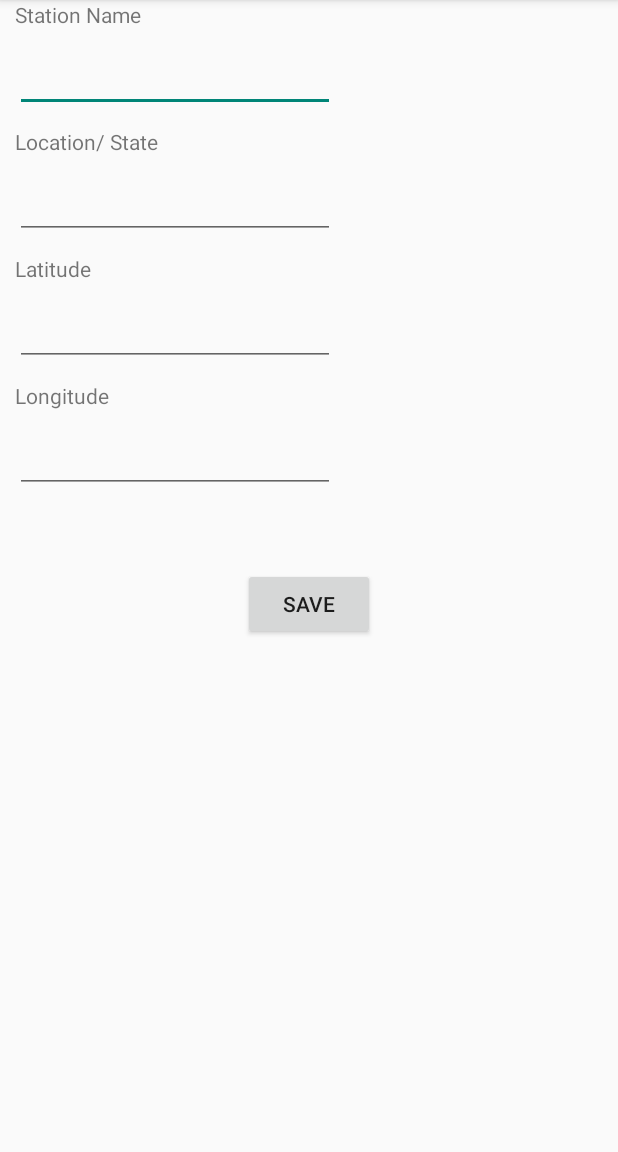
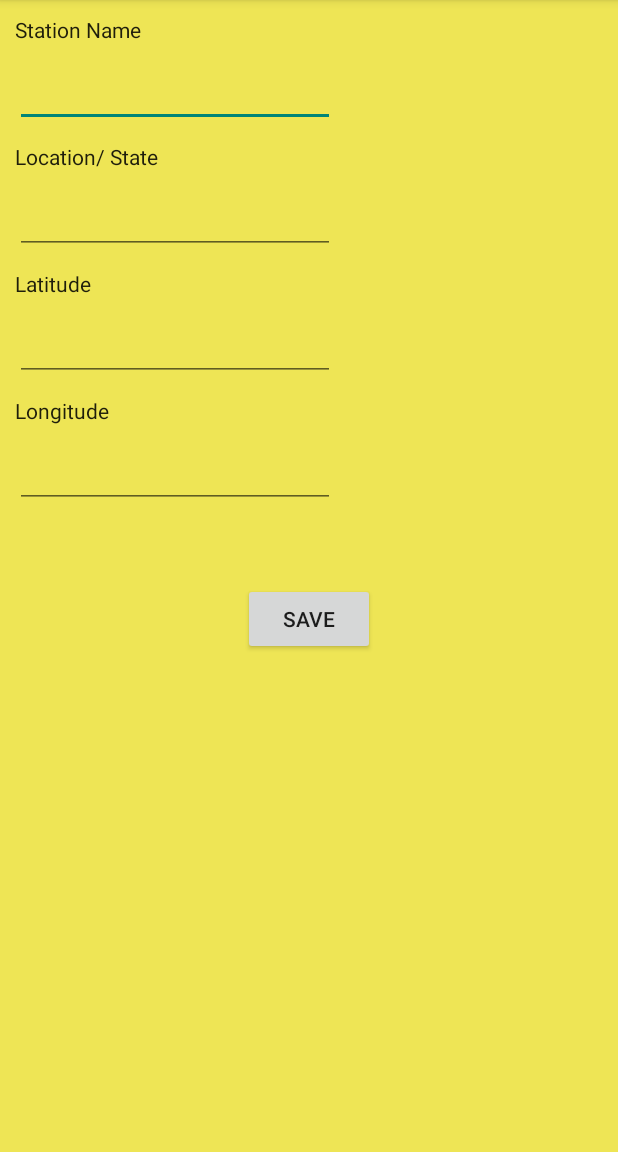
Before and after one commit to farzia/lrt_close_by, an Android app: the AddNewStation screen opened directly, with no data from a screen before it, on a phone screen of 412 x 824 dp, the part 84-1236 px from its top. Run offline under Robolectric (Android 15) with nearby library versions, the phone set to English and light mode, and no system bars.

```diff
--- a/app/src/main/res/layout/add_new_station_layout.xml
+++ b/app/src/main/res/layout/add_new_station_layout.xml
@@ -1,18 +1,20 @@
 <?xml version="1.0" encoding="utf-8"?>
 <RelativeLayout xmlns:android="http://schemas.android.com/apk/res/android"
     android:layout_height="match_parent"
-    android:layout_width="match_parent">
-
+    android:layout_width="match_parent"
+    android:background="#eee555">
 
 
     <TextView
         android:id="@+id/textViewStationName"
         android:layout_width="wrap_content"
         android:layout_height="wrap_content"
+        android:layout_marginLeft="10dp"
+        android:layout_marginStart="10dp"
+        android:layout_marginTop="10dp"
         android:layout_weight="1"
         android:text="Station Name"
-        android:layout_marginLeft="10dp"
-        android:layout_marginStart="10dp"/>
+        android:textAppearance="@style/TextAppearance.AppCompat.Body1" />
 
     <EditText
         android:id="@+id/editTextStationName"
@@ -35,11 +37,12 @@
         android:layout_alignParentLeft="true"
         android:layout_alignParentStart="true"
         android:layout_below="@+id/editTextStationName"
-        android:layout_marginTop="10dp"
         android:layout_marginLeft="10dp"
         android:layout_marginStart="10dp"
+        android:layout_marginTop="10dp"
         android:layout_weight="1"
-        android:text="Location/ State" />
+        android:text="Location/ State"
+        android:textAppearance="@style/TextAppearance.AppCompat.Body1" />
 
     <EditText
         android:id="@+id/editTextLocationState"
@@ -62,10 +65,11 @@
         android:layout_alignParentLeft="true"
         android:layout_alignParentStart="true"
         android:layout_below="@+id/editTextLocationState"
-        android:layout_marginTop="10dp"
         android:layout_marginLeft="10dp"
         android:layout_marginStart="10dp"
-        android:text="Latitude" />
+        android:layout_marginTop="10dp"
+        android:text="Latitude"
+        android:textAppearance="@style/TextAppearance.AppCompat.Body1" />
 
     <TextView
         android:id="@+id/textViewLongitude"
@@ -74,10 +78,11 @@
         android:layout_alignParentLeft="true"
         android:layout_alignParentStart="true"
         android:layout_below="@+id/editTextLatitude"
-        android:layout_marginTop="10dp"
         android:layout_marginLeft="10dp"
         android:layout_marginStart="10dp"
-        android:text="Longitude" />
+        android:layout_marginTop="10dp"
+        android:text="Longitude"
+        android:textAppearance="@style/TextAppearance.AppCompat.Body1" />
 
     <EditText
         android:id="@+id/editTextLatitude"
```
Also changed, not shown: app/src/main/java/com/brtc/nearby/activities/AddNewStation.java (+16 -7 lines), app/src/main/java/com/brtc/nearby/activities/MainActivity.java (+10 -9 lines).
